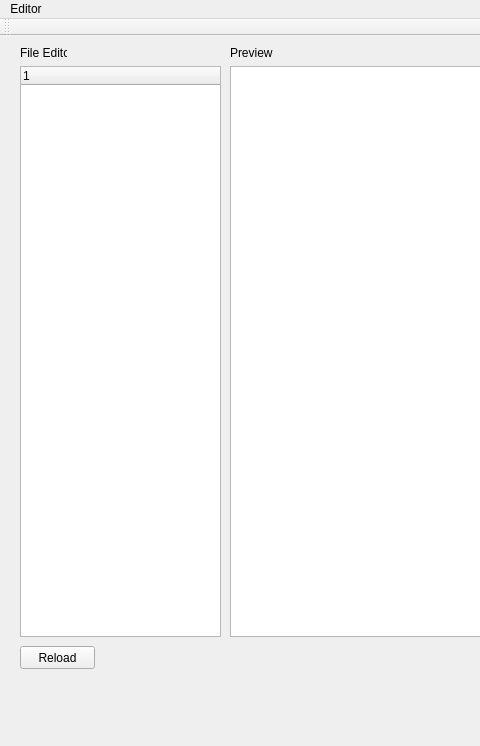
The window that SSP_Editor/SSP_Editor/SSP_Editor.ui (Chringo/SSP_Editor) describes before a commit, drawn with Qt 5; both pictures show x 0 to 480 and y 0 to 746 of the 1122 by 746 pixel window.
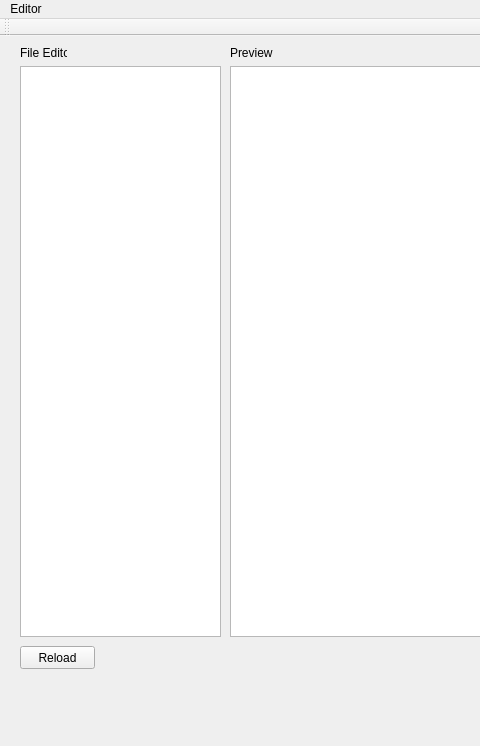
The same window after the commit.

Patch:
```diff
--- a/SSP_Editor/SSP_Editor/SSP_Editor.ui
+++ b/SSP_Editor/SSP_Editor/SSP_Editor.ui
@@ -14,16 +14,6 @@
    <string>SSP_Editor</string>
   </property>
   <widget class="QWidget" name="centralWidget">
-   <widget class="QTreeWidget" name="treeWidget">
-    <property name="geometry">
-     <rect>
-      <x>20</x>
-      <y>30</y>
-      <width>201</width>
-      <height>571</height>
-     </rect>
-    </property>
-   </widget>
    <widget class="QLabel" name="label">
     <property name="geometry">
      <rect>
@@ -86,6 +76,16 @@
      <string>Reload</string>
     </property>
    </widget>
+   <widget class="QTreeView" name="treeView">
+    <property name="geometry">
+     <rect>
+      <x>20</x>
+      <y>30</y>
+      <width>201</width>
+      <height>571</height>
+     </rect>
+    </property>
+   </widget>
   </widget>
   <widget class="QMenuBar" name="menuBar">
    <property name="geometry">
```
Left out of the diff: 19 changed lines with no effect on the pictures.
